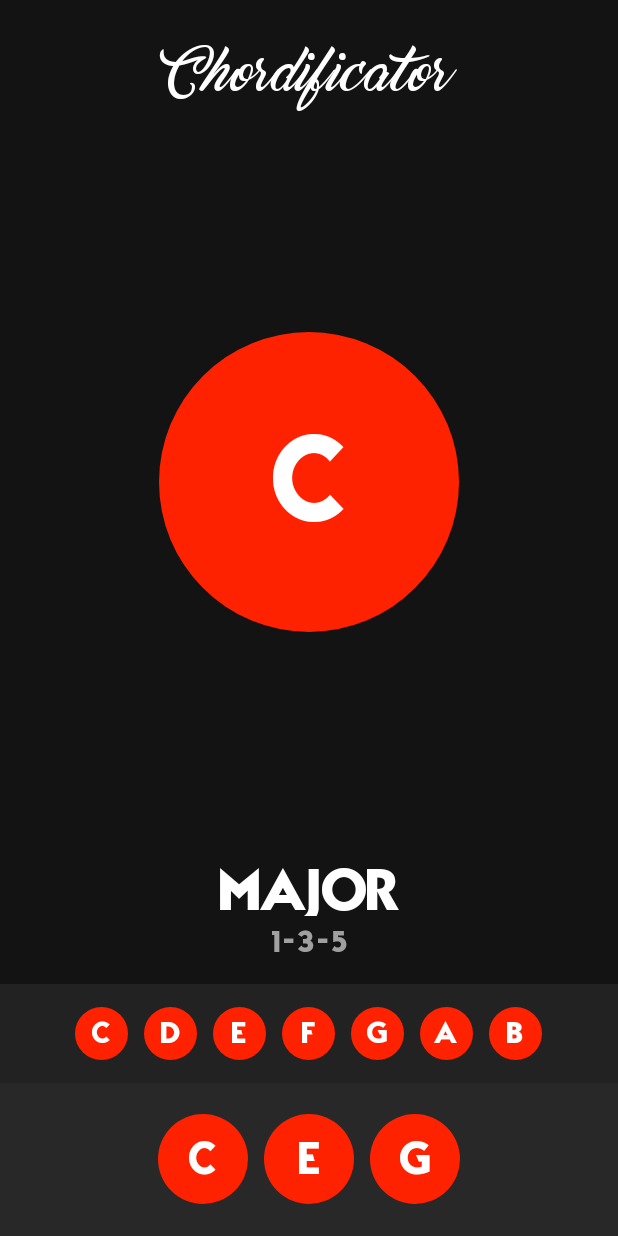
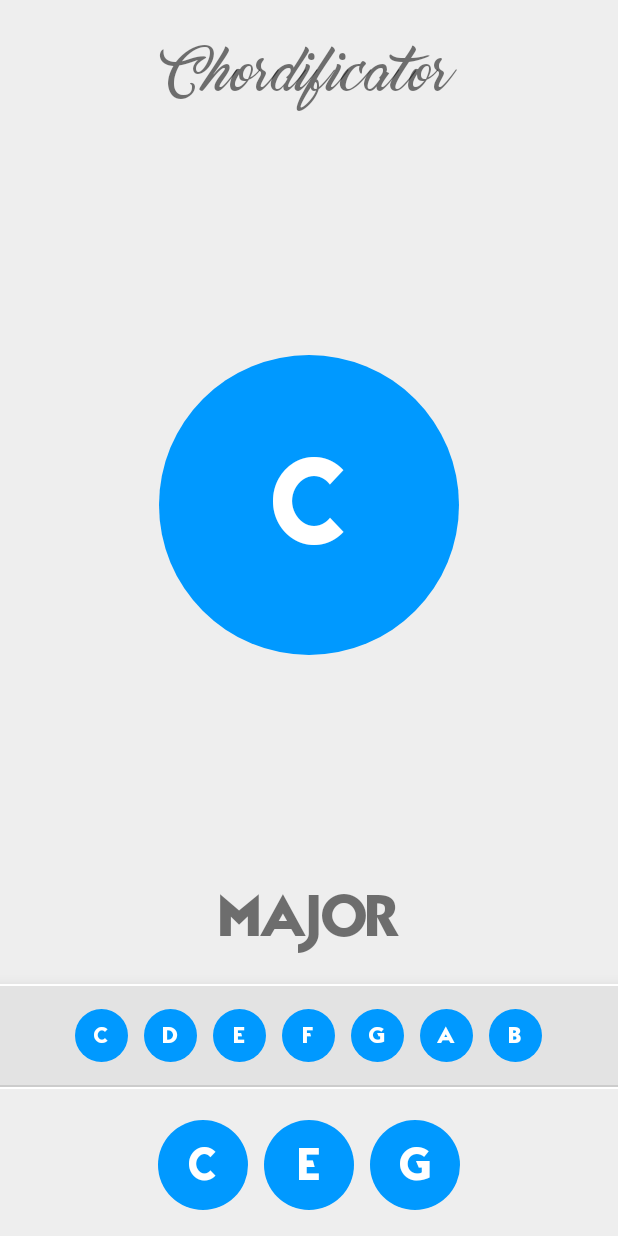
Before and after one commit to xeronith/Chordificator, an Android app: the screen it shows after launch (MainActivity), on a phone screen of 412 x 824 dp. Run offline under Robolectric (Android 15) with nearby library versions, the phone set to English and light mode, and no system bars.

Commit message:
Add description

```diff
--- a/app/src/main/AndroidManifest.xml
+++ b/app/src/main/AndroidManifest.xml
@@ -11,6 +11,7 @@
         <activity android:name=".MainActivity">
             <intent-filter>
                 <action android:name="android.intent.action.MAIN" />
+
                 <category android:name="android.intent.category.LAUNCHER" />
             </intent-filter>
         </activity>
--- a/app/src/main/java/com/xeronith/chordificator/ChordsPagerAdapter.java
+++ b/app/src/main/java/com/xeronith/chordificator/ChordsPagerAdapter.java
@@ -33,13 +33,10 @@ public class ChordsPagerAdapter extends PagerAdapter {
         View view = layoutInflater.inflate(R.layout.template_chord_type, null);
 
         final TextView textViewTitle = (TextView) view.findViewById(R.id.textViewTitle);
-        final TextView textViewSubtitle = (TextView) view.findViewById(R.id.textViewSubtitle);
 
         assert textViewTitle != null;
-        assert textViewSubtitle != null;
 
         textViewTitle.setText(items[position].getName());
-        textViewSubtitle.setText(items[position].getFormula());
 
         container.addView(view);
 
--- a/app/src/main/java/com/xeronith/chordificator/MainActivity.java
+++ b/app/src/main/java/com/xeronith/chordificator/MainActivity.java
@@ -9,10 +9,12 @@ import android.support.v7.app.AppCompatActivity;
 import android.support.v7.widget.DefaultItemAnimator;
 import android.support.v7.widget.LinearLayoutManager;
 import android.support.v7.widget.RecyclerView;
+import android.text.TextUtils;
 import android.view.GestureDetector;
 import android.view.MotionEvent;
 import android.view.View;
 import android.widget.LinearLayout;
+import android.widget.TextView;
 import android.widget.Toast;
 
 public class MainActivity extends AppCompatActivity {
@@ -36,7 +38,9 @@ public class MainActivity extends AppCompatActivity {
         final RecyclerView recyclerViewScale = (RecyclerView) findViewById(R.id.recyclerViewScale);
         final RecyclerView recyclerViewChord = (RecyclerView) findViewById(R.id.recyclerViewChord);
 
+        ((TextView) findViewById(R.id.dialogue)).setText(TextUtils.concat(getString(R.string.lorem)));
         behavior = BottomSheetBehavior.from((LinearLayout)findViewById(R.id.bottom_sheet));
+
 
         assert viewPagerNote != null;
         assert viewPagerChord != null;
--- a/app/src/main/res/layout/activity_main.xml
+++ b/app/src/main/res/layout/activity_main.xml
@@ -8,8 +8,8 @@
     <LinearLayout
         android:layout_width="match_parent"
         android:layout_height="match_parent"
-        android:paddingBottom="168dp"
-        android:orientation="vertical">
+        android:orientation="vertical"
+        android:paddingBottom="168dp">
 
         <com.xeronith.chordificator.TextViewWithFont
             android:layout_width="match_parent"
@@ -17,7 +17,6 @@
             android:gravity="center"
             android:padding="@dimen/main_title_padding"
             android:text="Chordificator"
-            android:textColor="@color/colorSecondary"
             android:textSize="@dimen/main_title_text_size"
             app:customFont="marguerite.ttf" />
 
@@ -26,8 +25,7 @@
             android:layout_width="match_parent"
             android:layout_height="0dp"
             android:layout_weight="1"
-            android:overScrollMode="never"
-            android:paddingBottom="30dp">
+            android:overScrollMode="never">
 
         </android.support.v4.view.ViewPager>
 
@@ -52,6 +50,11 @@
         app:behavior_peekHeight="168dp"
         app:layout_behavior="android.support.design.widget.BottomSheetBehavior">
 
+        <View
+            android:layout_width="match_parent"
+            android:layout_height="1dp"
+            android:background="#fff" />
+
         <LinearLayout
             android:layout_width="match_parent"
             android:layout_height="wrap_content"
@@ -69,10 +72,19 @@
 
         </LinearLayout>
 
+        <View
+            android:layout_width="match_parent"
+            android:layout_height="1dp"
+            android:background="#ccc" />
+
+        <View
+            android:layout_width="match_parent"
+            android:layout_height="1dp"
+            android:background="#fff" />
+
         <LinearLayout
             android:layout_width="match_parent"
-            android:layout_height="0dp"
-            android:layout_weight="1"
+            android:layout_height="wrap_content"
             android:background="@color/colorPrimary"
             android:gravity="center_horizontal">
 
@@ -86,6 +98,20 @@
             </android.support.v7.widget.RecyclerView>
 
         </LinearLayout>
+
+        <android.support.v4.widget.NestedScrollView
+            android:id="@+id/scroll"
+            android:layout_width="match_parent"
+            android:layout_height="match_parent">
+
+            <TextView
+                android:id="@+id/dialogue"
+                android:layout_width="match_parent"
+                android:layout_height="wrap_content"
+                android:textSize="20sp"
+                android:padding="20dp" />
+
+        </android.support.v4.widget.NestedScrollView>
     </LinearLayout>
 
 </android.support.design.widget.CoordinatorLayout>
--- a/app/src/main/res/layout/template_chord_type.xml
+++ b/app/src/main/res/layout/template_chord_type.xml
@@ -9,21 +9,10 @@
     <com.xeronith.chordificator.TextViewWithFont
         android:id="@+id/textViewTitle"
         android:layout_width="match_parent"
-        android:layout_height="0dp"
-        android:layout_weight="1"
+        android:layout_height="match_parent"
         android:gravity="center"
         android:textAllCaps="true"
         android:textSize="@dimen/chord_type_text_size"
         app:customFont="@string/custom_font" />
 
-    <com.xeronith.chordificator.TextViewWithFont
-        android:id="@+id/textViewSubtitle"
-        android:layout_width="match_parent"
-        android:layout_height="0dp"
-        android:layout_weight="1"
-        android:gravity="center_horizontal"
-        android:paddingTop="3dp"
-        android:alpha=".6"
-        android:textSize="@dimen/chord_type_sub_text_size"
-        app:customFont="@string/custom_font" />
 </LinearLayout>
--- a/app/src/main/res/values/colors.xml
+++ b/app/src/main/res/values/colors.xml
@@ -1,8 +1,7 @@
 <?xml version="1.0" encoding="utf-8"?>
 <resources>
-    <color name="colorPrimary">#282828</color>
-    <color name="colorPrimaryDark">#222</color>
-    <color name="colorPrimaryDarker">#131313</color>
-    <color name="colorAccent">#f20</color>
+    <color name="colorPrimary">#eee</color>
+    <color name="colorPrimaryDark">#e3e3e3</color>
+    <color name="colorAccent">#09f</color>
     <color name="colorSecondary">#fff</color>
 </resources>
--- a/app/src/main/res/values/dimen.xml
+++ b/app/src/main/res/values/dimens.xml
@@ -2,7 +2,7 @@
 <resources>
     <dimen name="main_title_padding">20dp</dimen>
     <dimen name="main_title_text_size">30sp</dimen>
-    <dimen name="note_text_size">20sp</dimen>
+    <dimen name="note_text_size">15sp</dimen>
     <dimen name="note_size">35dp</dimen>
     <dimen name="chord_type_text_size">40sp</dimen>
     <dimen name="chord_type_sub_text_size">20sp</dimen>
--- a/app/src/main/res/values/strings.xml
+++ b/app/src/main/res/values/strings.xml
@@ -1,4 +1,7 @@
 <resources>
     <string name="app_name">Chordificator</string>
     <string name="custom_font">TypoGraphica.otf</string>
+    <string name="lorem">
+Lorem ipsum dolor sit amet, ne ius regione perfecto repudiare, vix at saepe dignissim torquatos. Decore dignissim vulputate vis ut, sit nostro vidisse graecis ea. Nobis persecuti has ut. Te idque omnium albucius vel, et eum cibo dicat.
+    </string>
 </resources>
--- a/app/src/main/res/values/styles.xml
+++ b/app/src/main/res/values/styles.xml
@@ -3,8 +3,7 @@
         <item name="colorPrimary">@color/colorPrimary</item>
         <item name="colorPrimaryDark">@color/colorPrimaryDark</item>
         <item name="colorAccent">@color/colorAccent</item>
-        <item name="android:windowBackground">@color/colorPrimaryDarker</item>
-        <item name="android:textColor">#fff</item>
+        <item name="android:windowBackground">@color/colorPrimary</item>
     </style>
     <style name="Note">
         <item name="android:layout_width">@dimen/note_size</item>
@@ -12,6 +11,7 @@
         <item name="android:background">@drawable/background_round</item>
         <item name="android:layout_margin">5dp</item>
         <item name="android:gravity">center</item>
+        <item name="android:textColor">@color/colorSecondary</item>
         <item name="android:textSize">@dimen/note_text_size</item>
     </style>
     <style name="BigNote" parent="Note">
```
